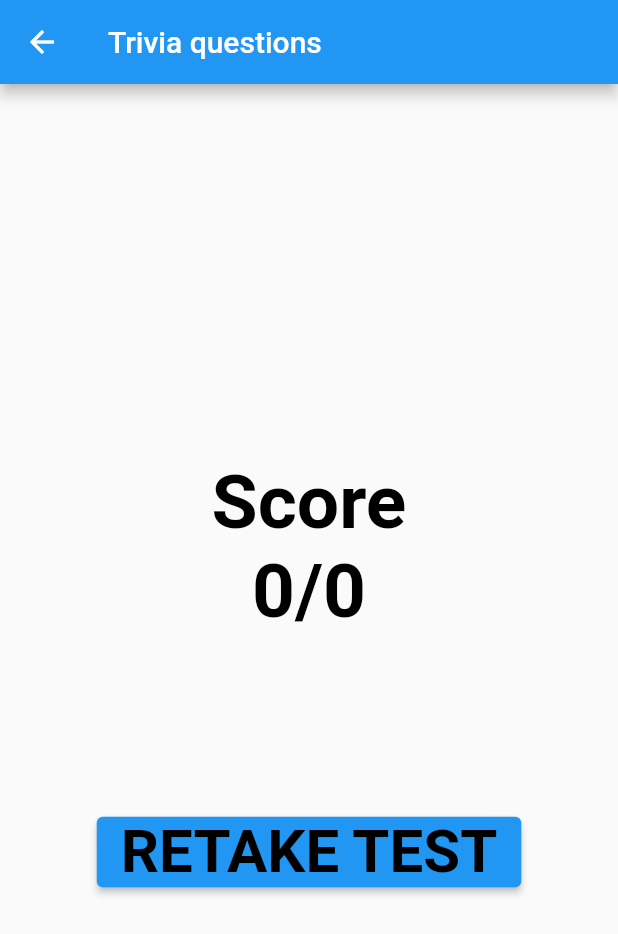
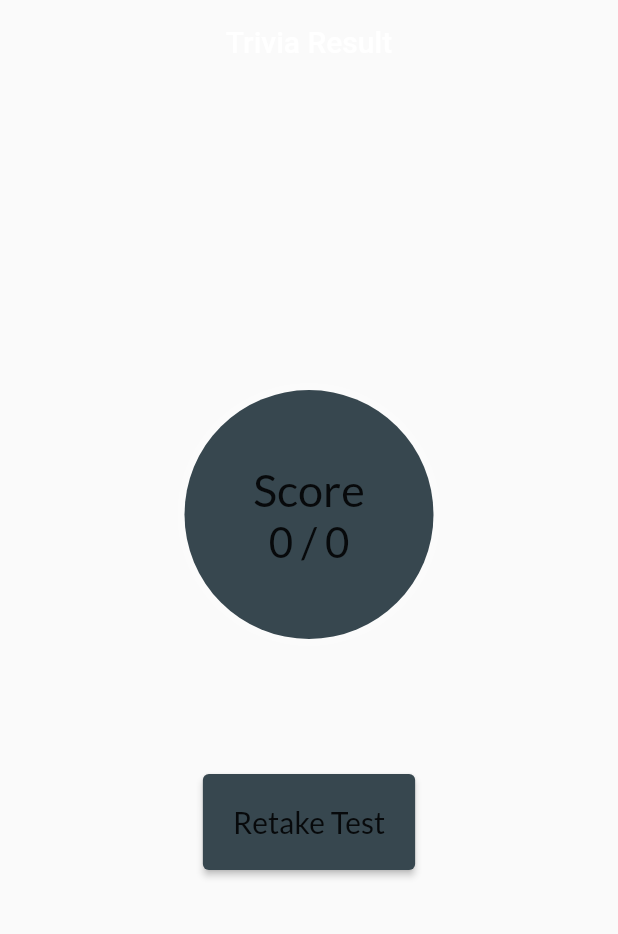
Before and after one commit to KIRAN-M-R/trivia_app, a Flutter app: the ScorePage screen opened directly with empty values, on a phone screen of 412 x 824 dp. Shown: the top 934 px of the screen. Run offline on Flutter 3.47's test engine with Material 2 defaults, Android fonts, the phone set to English and light mode, and no system bars; our stand-ins replace google_fonts.

Commit message:
score page modified

```diff
--- a/lib/scorepage.dart
+++ b/lib/scorepage.dart
@@ -1,4 +1,5 @@
 import 'package:flutter/material.dart';
+import 'package:google_fonts/google_fonts.dart';
 import 'package:trivia_app/second_page.dart';
 
 class ScorePage extends StatefulWidget {
@@ -18,7 +19,6 @@ class _ScorePageState extends State<ScorePage> {
 
   @override
   void initState() {
-    // TODO: implement initState
     for (int i = 0; i < widget.correctanswerlist.length; i++) {
       if (widget.correctanswerlist.elementAt(i) ==
           widget.useranswerlist.elementAt(i)) {
@@ -31,37 +31,59 @@ class _ScorePageState extends State<ScorePage> {
 
   @override
   Widget build(BuildContext context) {
+    final TextStyle body = Theme.of(context).textTheme.bodyText1!;
+
     return Scaffold(
         appBar: AppBar(
-          title: Text('Trivia questions'),
+          elevation: 0.0,
+          backgroundColor: Colors.transparent,
+          centerTitle: true,
+          title: Text('Trivia Result'),
         ),
-        body: Container(
+        body: Column(
+          mainAxisAlignment: MainAxisAlignment.center,
+          children: [
+            Container(
+              padding: EdgeInsets.all(48),
+              decoration: BoxDecoration(
+                  shape: BoxShape.circle,
+                  color: Colors.blueGrey[800],
+                  boxShadow: [
+                    BoxShadow(
+                      color: Colors.white.withAlpha(60),
+                      blurRadius: 6.0,
+                      spreadRadius: 4.0,
+                    ),
+                  ]),
               child: Column(
                 crossAxisAlignment: CrossAxisAlignment.center,
                 children: [
-              SizedBox(
-                height: 250,
+                  Center(
+                    child: Text(
+                      "Score",
+                      style: GoogleFonts.lato(textStyle: body, fontSize: 30),
+                    ),
                   ),
                   Center(
-                  child: Text("Score",
-                      style: TextStyle(
-                        fontSize: 50,
-                        fontWeight: FontWeight.bold,
-                        color: Colors.black,
-                      ))),
-              Center(
-                child: Text('${count}/${total}',
-                    style: TextStyle(
-                      fontSize: 50,
-                      fontWeight: FontWeight.bold,
-                      color: Colors.black,
-                    )),
+                    child: Text(
+                      '${count} / ${total}',
+                      style: GoogleFonts.lato(textStyle: body, fontSize: 28),
+                    ),
+                  ),
+                ],
+              ),
             ),
             SizedBox(
-                height: 120,
+              height: 90,
             ),
-              Center(
+            Container(
+              width: 200,
+              child: Center(
                 child: ElevatedButton(
+                  style: ElevatedButton.styleFrom(
+                    padding: EdgeInsets.all(20),
+                    primary: Colors.blueGrey[800],
+                  ),
                   onPressed: () {
                     Navigator.push(
                       context,
@@ -70,17 +92,17 @@ class _ScorePageState extends State<ScorePage> {
                       ),
                     );
                   },
-                      child: Text('RETAKE TEST',
-                          style: TextStyle(
-                              fontSize: 40,
-                              fontWeight: FontWeight.bold,
-                              color: Colors.black,
-                              fontStyle: FontStyle.normal)))),
+                  child: Text(
+                    'Retake Test',
+                    style: GoogleFonts.lato(textStyle: body, fontSize: 20),
+                  ),
+                ),
+              ),
+            ),
             SizedBox(
               height: 40,
             )
           ],
-          ),
         ));
   }
 }
--- a/pubspec.yaml
+++ b/pubspec.yaml
@@ -30,6 +30,8 @@ dependencies:
   flutter:
     sdk: flutter
 
+  http: ^0.13.4
+  google_fonts: ^2.1.0
 
   # The following adds the Cupertino Icons font to your application.
   # Use with the CupertinoIcons class for iOS style icons.
@@ -38,7 +40,6 @@ dependencies:
 dev_dependencies:
   flutter_test:
     sdk: flutter
-  http: ^0.13.4
 
   # The "flutter_lints" package below contains a set of recommended lints to
   # encourage good coding practices. The lint set provided by the package is
```
Also changed, not shown: lib/first_page.dart (+29 -13 lines), lib/main.dart (+5 -3 lines), lib/options.dart (+6 -1 lines), lib/question_pageview.dart (+36 -12 lines), lib/second_page.dart (+4 -81 lines), lib/theme/theme_data.dart (added, +19 -0 lines), pubspec.lock, 1 other file. Lines whose indentation alone changed are shown as unchanged.
